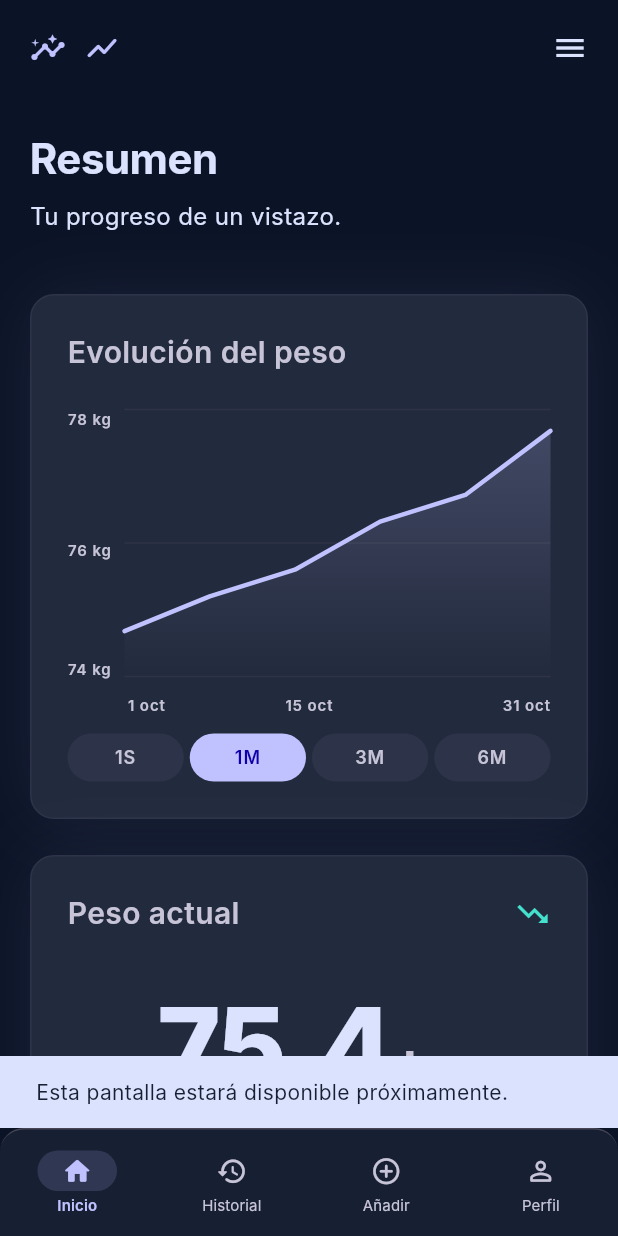
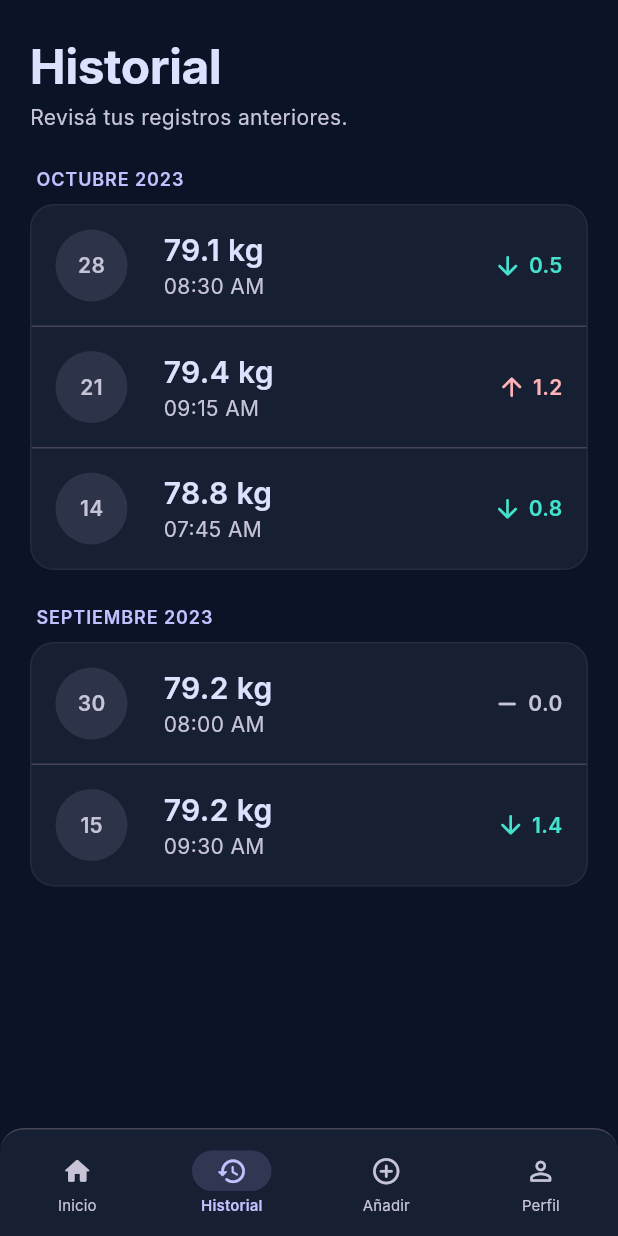
Before and after one commit to sergiogrcia/weightme, a Flutter app: the screen it shows after launch, item 2 of the bottom bar chosen, on a phone screen of 412 x 824 dp. Run offline on Flutter 3.47's test engine with Material 3 defaults, Android fonts, the phone set to English and light mode, and no system bars; Roboto replaces fonts that are missing (Inter).

Commit message:
add history screen with weight entries grouped by month

```diff
--- /dev/null
+++ b/lib/models/weight_entry.dart
@@ -0,0 +1,20 @@
+class WeightEntry {
+  const WeightEntry({
+    required this.day,
+    required this.weightKg,
+    required this.time,
+    required this.delta,
+  });
+
+  final int day;
+  final double weightKg;
+  final String time;
+  final double delta; // positivo = subió, negativo = bajó, 0 = igual
+}
+
+class MonthEntries {
+  const MonthEntries({required this.month, required this.entries});
+
+  final String month;
+  final List<WeightEntry> entries;
+}
--- a/lib/screens/app_shell.dart
+++ b/lib/screens/app_shell.dart
@@ -2,6 +2,7 @@ import 'package:flutter/material.dart';
 
 import '../widgets/app_bottom_navigation.dart';
 import 'add_weight_screen.dart';
+import 'history_screen.dart';
 import 'home_screen.dart';
 
 class AppShell extends StatefulWidget {
@@ -15,7 +16,7 @@ class _AppShellState extends State<AppShell> {
   int _currentIndex = 0;
 
   void _selectDestination(int index) {
-    if (index == 0 || index == 2) {
+    if (index == 0 || index == 1 || index == 2) {
       setState(() => _currentIndex = index);
       return;
     }
@@ -30,10 +31,13 @@ class _AppShellState extends State<AppShell> {
     return LayoutBuilder(
       builder: (context, constraints) {
         final isMobile = constraints.maxWidth < 760;
+        final Widget body = switch (_currentIndex) {
+          1 => const HistoryScreen(),
+          2 => AddWeightScreen(onCancel: () => _selectDestination(0)),
+          _ => HomeScreen(onAddWeight: () => _selectDestination(2)),
+        };
         return Scaffold(
-          body: _currentIndex == 2
-              ? AddWeightScreen(onCancel: () => _selectDestination(0))
-              : HomeScreen(onAddWeight: () => _selectDestination(2)),
+          body: body,
           bottomNavigationBar: isMobile
               ? AppBottomNavigation(
                   currentIndex: _currentIndex,
--- /dev/null
+++ b/lib/screens/history_screen.dart
@@ -0,0 +1,48 @@
+import 'package:flutter/material.dart';
+
+import '../models/weight_entry.dart';
+import '../theme/app_spacing.dart';
+import '../theme/app_typography.dart';
+import '../widgets/month_group.dart';
+
+class HistoryScreen extends StatelessWidget {
+  const HistoryScreen({super.key});
+
+  // TODO: reemplazar por datos reales cuando exista el backend/service.
+  static const _mockData = [
+    MonthEntries(
+      month: 'Octubre 2023',
+      entries: [
+        WeightEntry(day: 28, weightKg: 79.1, time: '08:30 AM', delta: -0.5),
+        WeightEntry(day: 21, weightKg: 79.4, time: '09:15 AM', delta: 1.2),
+        WeightEntry(day: 14, weightKg: 78.8, time: '07:45 AM', delta: -0.8),
+      ],
+    ),
+    MonthEntries(
+      month: 'Septiembre 2023',
+      entries: [
+        WeightEntry(day: 30, weightKg: 79.2, time: '08:00 AM', delta: 0),
+        WeightEntry(day: 15, weightKg: 79.2, time: '09:30 AM', delta: -1.4),
+      ],
+    ),
+  ];
+
+  @override
+  Widget build(BuildContext context) {
+    return SafeArea(
+      child: ListView(
+        padding: const EdgeInsets.symmetric(horizontal: AppSpacing.mobileMargin, vertical: AppSpacing.md),
+        children: [
+          Text('Historial', style: AppTypography.headlineLarge),
+          const SizedBox(height: AppSpacing.xxs),
+          Text('Revisá tus registros anteriores.', style: AppTypography.bodySmall),
+          const SizedBox(height: AppSpacing.md),
+          for (final month in _mockData) ...[
+            MonthGroup(data: month),
+            const SizedBox(height: AppSpacing.md),
+          ],
+        ],
+      ),
+    );
+  }
+}
--- /dev/null
+++ b/lib/widgets/month_group.dart
@@ -0,0 +1,46 @@
+import 'package:flutter/material.dart';
+
+import '../models/weight_entry.dart';
+import '../theme/app_colors.dart';
+import '../theme/app_radius.dart';
+import '../theme/app_spacing.dart';
+import '../theme/app_typography.dart';
+import 'weight_entry_tile.dart';
+
+class MonthGroup extends StatelessWidget {
+  const MonthGroup({required this.data, super.key});
+
+  final MonthEntries data;
+
+  @override
+  Widget build(BuildContext context) {
+    return Column(
+      crossAxisAlignment: CrossAxisAlignment.start,
+      children: [
+        Padding(
+          padding: const EdgeInsets.only(left: AppSpacing.xxs, bottom: AppSpacing.xs),
+          child: Text(
+            data.month.toUpperCase(),
+            style: AppTypography.labelCaps.copyWith(color: AppColors.primary),
+          ),
+        ),
+        Container(
+          decoration: BoxDecoration(
+            color: AppColors.surface,
+            borderRadius: AppRadius.card,
+            border: Border.all(color: AppColors.outlineVariant.withValues(alpha: .3)),
+          ),
+          child: Column(
+            children: [
+              for (var i = 0; i < data.entries.length; i++) ...[
+                WeightEntryTile(entry: data.entries[i]),
+                if (i != data.entries.length - 1)
+                  const Divider(height: 1, color: AppColors.outlineVariant),
+              ],
+            ],
+          ),
+        ),
+      ],
+    );
+  }
+}
--- /dev/null
+++ b/lib/widgets/weight_entry_tile.dart
@@ -0,0 +1,83 @@
+import 'package:flutter/material.dart';
+
+import '../models/weight_entry.dart';
+import '../theme/app_colors.dart';
+import '../theme/app_spacing.dart';
+import '../theme/app_typography.dart';
+
+class WeightEntryTile extends StatelessWidget {
+  const WeightEntryTile({required this.entry, super.key});
+
+  final WeightEntry entry;
+
+  @override
+  Widget build(BuildContext context) {
+    final isUp = entry.delta > 0;
+    final isDown = entry.delta < 0;
+
+    final deltaColor = isUp
+        ? AppColors.tertiary
+        : isDown
+            ? AppColors.secondary
+            : AppColors.textSecondary;
+
+    final deltaIcon = isUp
+        ? Icons.arrow_upward_rounded
+        : isDown
+            ? Icons.arrow_downward_rounded
+            : Icons.remove_rounded;
+
+    return Padding(
+      padding: const EdgeInsets.all(AppSpacing.sm + AppSpacing.xxs), // ~16
+      child: Row(
+        mainAxisAlignment: MainAxisAlignment.spaceBetween,
+        children: [
+          Row(
+            children: [
+              Container(
+                width: 48,
+                height: 48,
+                alignment: Alignment.center,
+                decoration: const BoxDecoration(
+                  color: AppColors.surfaceHighest,
+                  shape: BoxShape.circle,
+                ),
+                child: Text(
+                  '${entry.day}',
+                  style: AppTypography.titleMedium.copyWith(
+                    fontSize: 14,
+                    color: AppColors.textSecondary,
+                  ),
+                ),
+              ),
+              const SizedBox(width: AppSpacing.md),
+              Column(
+                crossAxisAlignment: CrossAxisAlignment.start,
+                children: [
+                  Text(
+                    '${entry.weightKg.toStringAsFixed(1)} kg',
+                    style: AppTypography.titleMedium,
+                  ),
+                  Text(entry.time, style: AppTypography.bodySmall),
+                ],
+              ),
+            ],
+          ),
+          Row(
+            children: [
+              Icon(deltaIcon, size: 20, color: deltaColor),
+              const SizedBox(width: AppSpacing.xxs),
+              Text(
+                entry.delta.abs().toStringAsFixed(1),
+                style: AppTypography.titleMedium.copyWith(
+                  fontSize: 14,
+                  color: deltaColor,
+                ),
+              ),
+            ],
+          ),
+        ],
+      ),
+    );
+  }
+}
```
